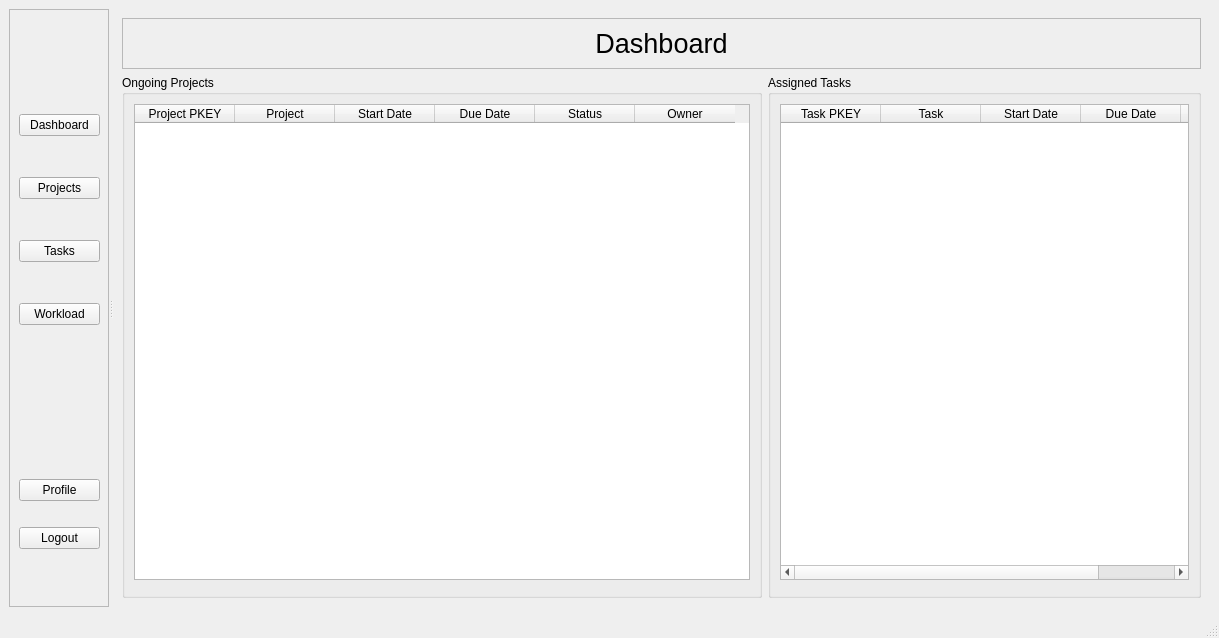
Before: the Qt Designer form ui/homeWindow.ui in yasar12123/Soft27101-PMS, drawn with Qt 5.
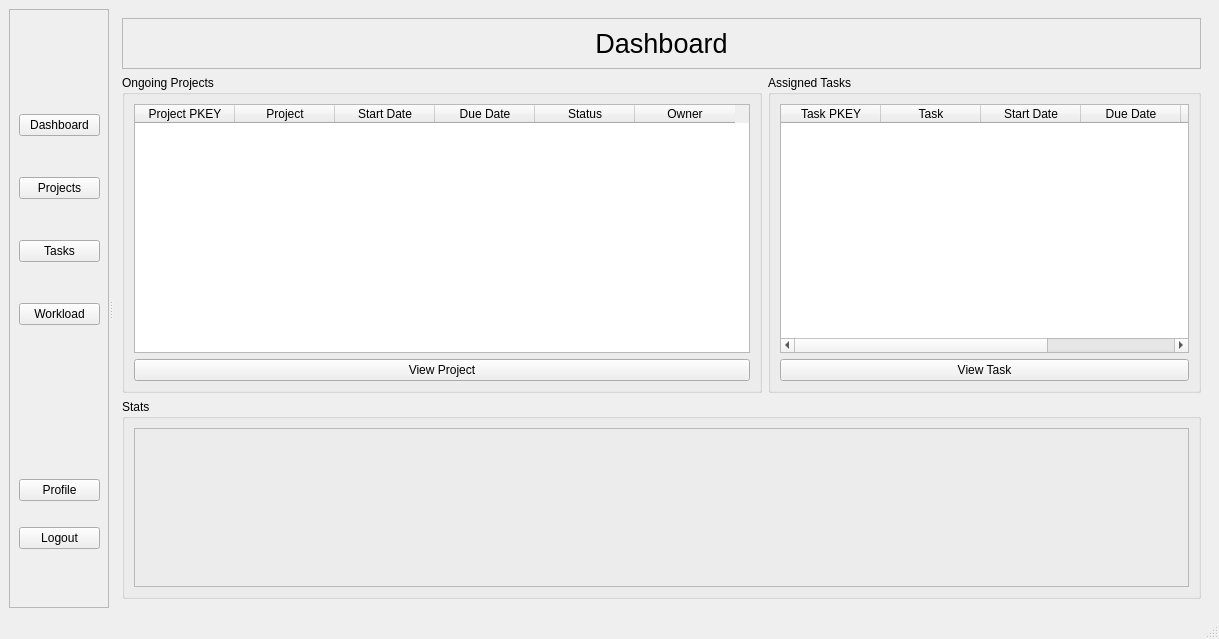
After: the same form once the commit is applied.

Commit message: added in view project and view open buttons

```diff
--- a/ui/homeWindow.ui
+++ b/ui/homeWindow.ui
@@ -7,7 +7,7 @@
     <x>0</x>
     <y>0</y>
     <width>1219</width>
-    <height>638</height>
+    <height>639</height>
    </rect>
   </property>
   <property name="windowTitle">
@@ -188,18 +188,9 @@
                </widget>
               </item>
               <item>
-               <widget class="QFrame" name="projectPlotFrame">
-                <property name="baseSize">
-                 <size>
-                  <width>0</width>
-                  <height>0</height>
-                 </size>
-                </property>
-                <property name="frameShape">
-                 <enum>QFrame::StyledPanel</enum>
-                </property>
-                <property name="frameShadow">
-                 <enum>QFrame::Raised</enum>
+               <widget class="QPushButton" name="dashViewProjectButton">
+                <property name="text">
+                 <string>View Project</string>
                 </property>
                </widget>
               </item>
@@ -245,15 +236,17 @@
                   <string>Status</string>
                  </property>
                 </column>
+                <column>
+                 <property name="text">
+                  <string>Project PKEY</string>
+                 </property>
+                </column>
                </widget>
               </item>
               <item>
-               <widget class="QFrame" name="taskPlotFrame">
-                <property name="frameShape">
-                 <enum>QFrame::StyledPanel</enum>
-                </property>
-                <property name="frameShadow">
-                 <enum>QFrame::Raised</enum>
+               <widget class="QPushButton" name="dashViewTaskButton">
+                <property name="text">
+                 <string>View Task</string>
                 </property>
                </widget>
               </item>
@@ -262,6 +255,37 @@
            </item>
           </layout>
          </item>
+         <item>
+          <widget class="QGroupBox" name="statGB">
+           <property name="minimumSize">
+            <size>
+             <width>0</width>
+             <height>200</height>
+            </size>
+           </property>
+           <property name="maximumSize">
+            <size>
+             <width>16777215</width>
+             <height>400</height>
+            </size>
+           </property>
+           <property name="title">
+            <string>Stats</string>
+           </property>
+           <layout class="QVBoxLayout" name="verticalLayout_22">
+            <item>
+             <widget class="QFrame" name="statsFrame">
+              <property name="frameShape">
+               <enum>QFrame::StyledPanel</enum>
+              </property>
+              <property name="frameShadow">
+               <enum>QFrame::Raised</enum>
+              </property>
+             </widget>
+            </item>
+           </layout>
+          </widget>
+         </item>
         </layout>
        </widget>
        <widget class="QWidget" name="projectsPage">
```
The commit also changes 24 other files.
